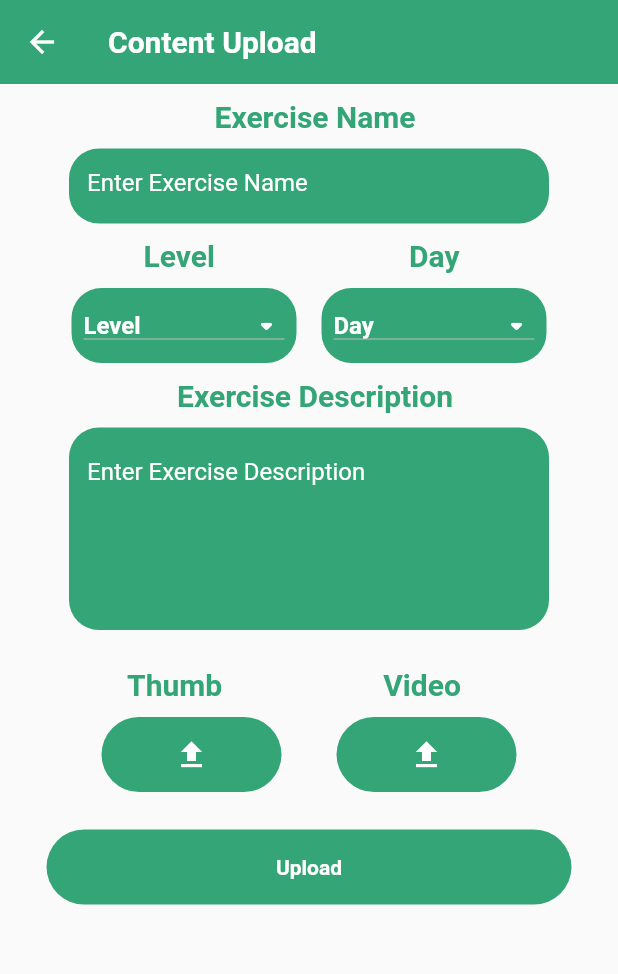
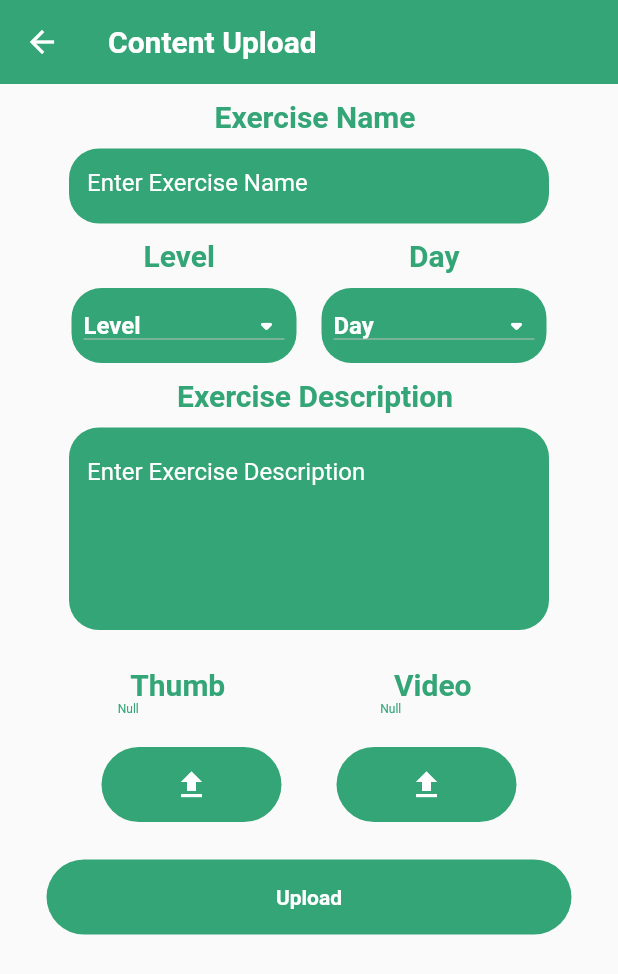
Before and after one commit to MajdAlfi/Workaholic, a Flutter app: the admin screen opened by its route, on a phone screen of 412 x 824 dp. Shown: the top 974 px of the screen. Run offline on Flutter 3.47's test engine with Material 2 defaults, Android fonts, the light colour scheme and no system bars; our stand-ins replace cloud_firestore, firebase_auth, firebase_core, firebase_storage, image_picker, scroll_to_index and 3 more; accounts and stored records are empty.

Commit message:
bug fixes

```diff
--- a/lib/src/Screens/interface/Admin.dart
+++ b/lib/src/Screens/interface/Admin.dart
@@ -393,6 +393,7 @@ class _adminState extends State<admin> {
                     Row(
                         mainAxisAlignment: MainAxisAlignment.spaceEvenly,
                         children: [
+                          Column(children: [
                             Text(
                               "Thumb",
                               style: TextStyle(
@@ -401,10 +402,23 @@ class _adminState extends State<admin> {
                                   fontSize: 20),
                             ),
                             SizedBox(
+                              width: 80,
+                              height: 20,
+                              child: Text(
+                                _photo != null
+                                    ? basename(_photo!.path)
+                                    : 'Null',
+                                style: TextStyle(color: gr(), fontSize: 8),
+                              ),
+                            ),
+                          ]),
+                          SizedBox(
                             height: 10,
                           ),
+                          Column(
+                            children: [
                               Padding(
-                            padding: const EdgeInsets.only(right: 20.0),
+                                padding: const EdgeInsets.only(right: 10.0),
                                 child: Text(
                                   "Video",
                                   style: TextStyle(
@@ -413,6 +427,16 @@ class _adminState extends State<admin> {
                                       fontSize: 20),
                                 ),
                               ),
+                              SizedBox(
+                                width: 80,
+                                height: 20,
+                                child: Text(
+                                  _Vid != null ? basename(_Vid!.path) : 'Null',
+                                  style: TextStyle(color: gr(), fontSize: 8),
+                                ),
+                              ),
+                            ],
+                          )
                         ]),
                     SizedBox(
                       height: 10,
@@ -480,12 +504,15 @@ class _adminState extends State<admin> {
                             await uploadVid();
                             await addDataToFireStore();
                             Navigator.pop(context);
+                            setState(() {
                               exName.text = '';
                               exDesc.text = '';
                               _Vid = null;
                               _photo = null;
                               DefaultL == 'Level';
                               DefaultD == 'Day';
+                            });
+
                             showAlertDialog(context, 'Success');
                           } else {
                             showAlertDialog(context,
```
Also changed, not shown: lib/src/Screens/Data/DataCollector2.dart (+15 -2 lines). Lines whose indentation alone changed are shown as unchanged.
